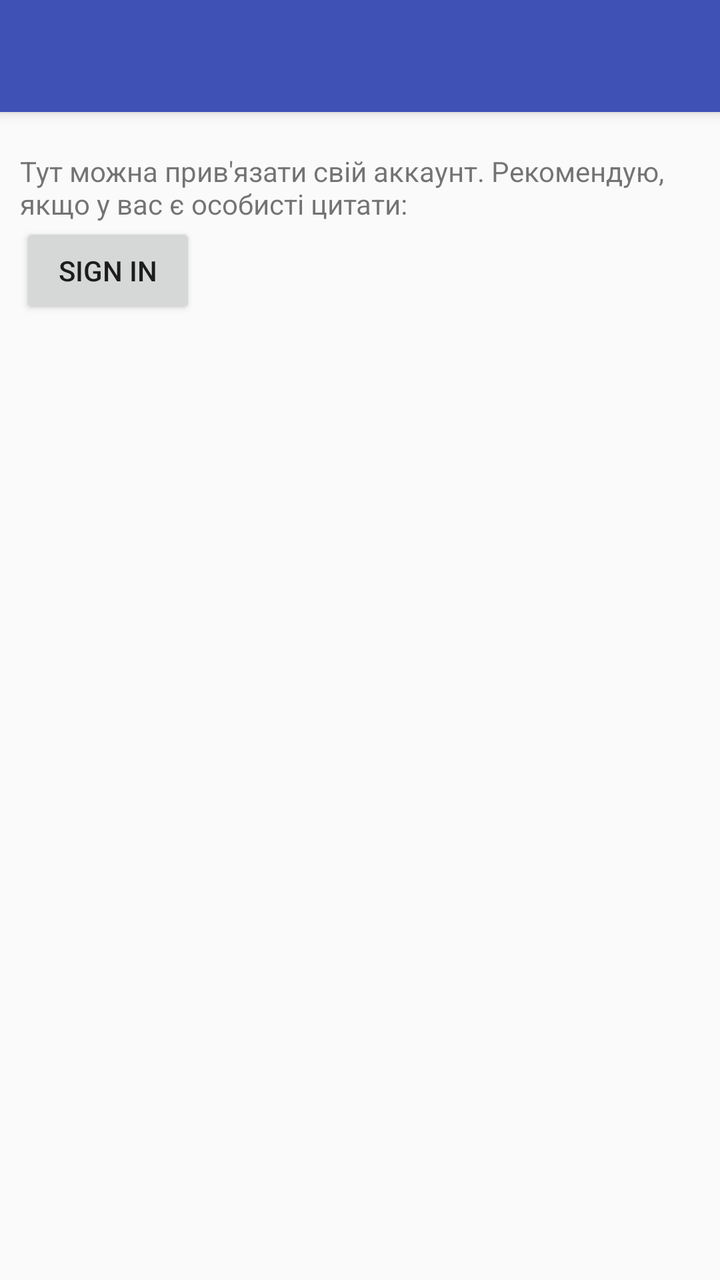
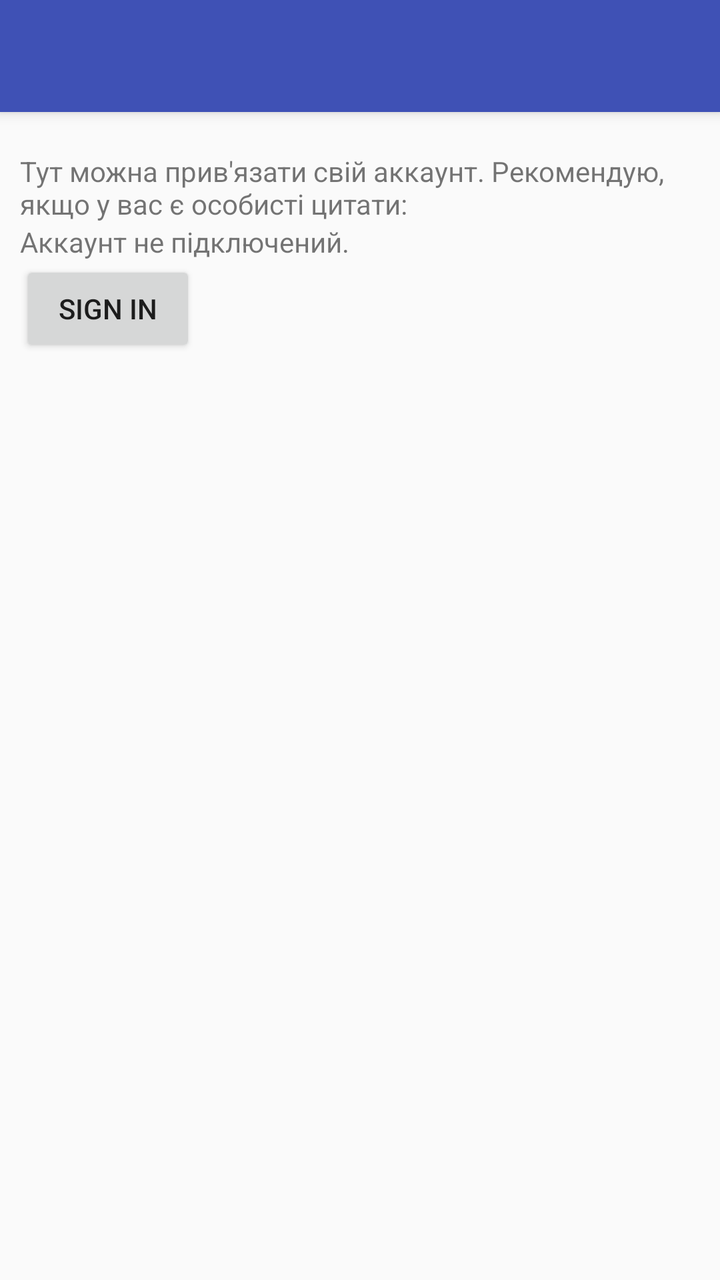

Compare the two renders of this Android layout. The source of the first and the diff that turns it into the second are given below.
<!-- AndroidManifest.xml: activity theme AppTheme.NoActionBar -->
<!-- res/layout/activity_settings.xml -->
<?xml version="1.0" encoding="utf-8"?>
<androidx.coordinatorlayout.widget.CoordinatorLayout xmlns:android="http://schemas.android.com/apk/res/android"
    xmlns:app="http://schemas.android.com/apk/res-auto"
    xmlns:tools="http://schemas.android.com/tools"
    android:id="@+id/settingsCoordinatorLayout"
    android:layout_width="match_parent"
    android:layout_height="match_parent"
    tools:context=".MainActivity">
    <com.google.android.material.appbar.AppBarLayout
        android:layout_width="match_parent"
        android:layout_height="wrap_content"
        android:theme="@style/AppTheme.AppBarOverlay">

        <androidx.appcompat.widget.Toolbar
            android:id="@+id/toolbar"
            android:layout_width="match_parent"
            android:layout_height="?attr/actionBarSize"
            android:background="?attr/colorPrimary"
            app:popupTheme="@style/AppTheme.PopupOverlay" />

    </com.google.android.material.appbar.AppBarLayout>

    <LinearLayout
        android:layout_width="match_parent"
        android:layout_height="match_parent"
        android:paddingTop="?attr/actionBarSize"
        style="@style/layoutContent"
        android:orientation="vertical">
        <TextView
            android:layout_width="wrap_content"
            android:layout_height="wrap_content"
            android:text="@string/txt_signin"/>
        <Button
            android:id="@+id/btn_signin"
            android:layout_width="wrap_content"
            android:layout_height="wrap_content"
            android:text="@string/btn_signin"/>
    </LinearLayout>

</androidx.coordinatorlayout.widget.CoordinatorLayout>
<!-- resources referenced by this layout -->
<resources>
  <string name="btn_signin">Sign In</string>
  <string name="txt_signin">Тут можна прив\'язати свій аккаунт. Рекомендую, якщо у вас є особисті цитати:</string>
  <style name="AppTheme.AppBarOverlay" parent="ThemeOverlay.AppCompat.Dark.ActionBar" />
  <style name="AppTheme.PopupOverlay" parent="ThemeOverlay.AppCompat.Light" />
  <style name="layoutContent">
          <item name="android:layout_marginTop">20dp</item>
          <item name="android:layout_marginRight">20dp</item>
          <item name="android:layout_marginBottom">10dp</item>
          <item name="android:layout_marginLeft">10dp</item>
      </style>
  <style name="AppTheme.NoActionBar">
          <item name="windowActionBar">false</item>
          <item name="windowNoTitle">true</item>
      </style>
</resources>

<!-- the commit's change to res/layout/activity_settings.xml (unified diff, before → after) -->
@@ -29,12 +29,23 @@
         <TextView
             android:layout_width="wrap_content"
             android:layout_height="wrap_content"
-            android:text="@string/txt_signin"/>
+            android:text="@string/txt_signin" />
+        <TextView
+            android:id="@+id/account_status"
+            android:layout_width="wrap_content"
+            android:layout_height="wrap_content"
+            android:text="@string/account_not_linked" />
         <Button
             android:id="@+id/btn_signin"
             android:layout_width="wrap_content"
             android:layout_height="wrap_content"
-            android:text="@string/btn_signin"/>
+            android:text="@string/btn_signin" />
+        <Button
+            android:id="@+id/btn_unlink"
+            android:layout_width="wrap_content"
+            android:layout_height="wrap_content"
+            android:text="@string/btn_unlink_account"
+            android:visibility="gone" />
     </LinearLayout>
 
 </androidx.coordinatorlayout.widget.CoordinatorLayout>
<!-- resource entries referenced after the edit -->
@@ -1,6 +1,8 @@
 <!-- resources referenced by this layout -->
 <resources>
+  <string name="account_not_linked">Аккаунт не підключений.</string>
   <string name="btn_signin">Sign In</string>
+  <string name="btn_unlink_account">Відв\'язати аккаунт</string>
   <string name="txt_signin">Тут можна прив\'язати свій аккаунт. Рекомендую, якщо у вас є особисті цитати:</string>
   <style name="AppTheme.AppBarOverlay" parent="ThemeOverlay.AppCompat.Dark.ActionBar" />
   <style name="AppTheme.PopupOverlay" parent="ThemeOverlay.AppCompat.Light" />
